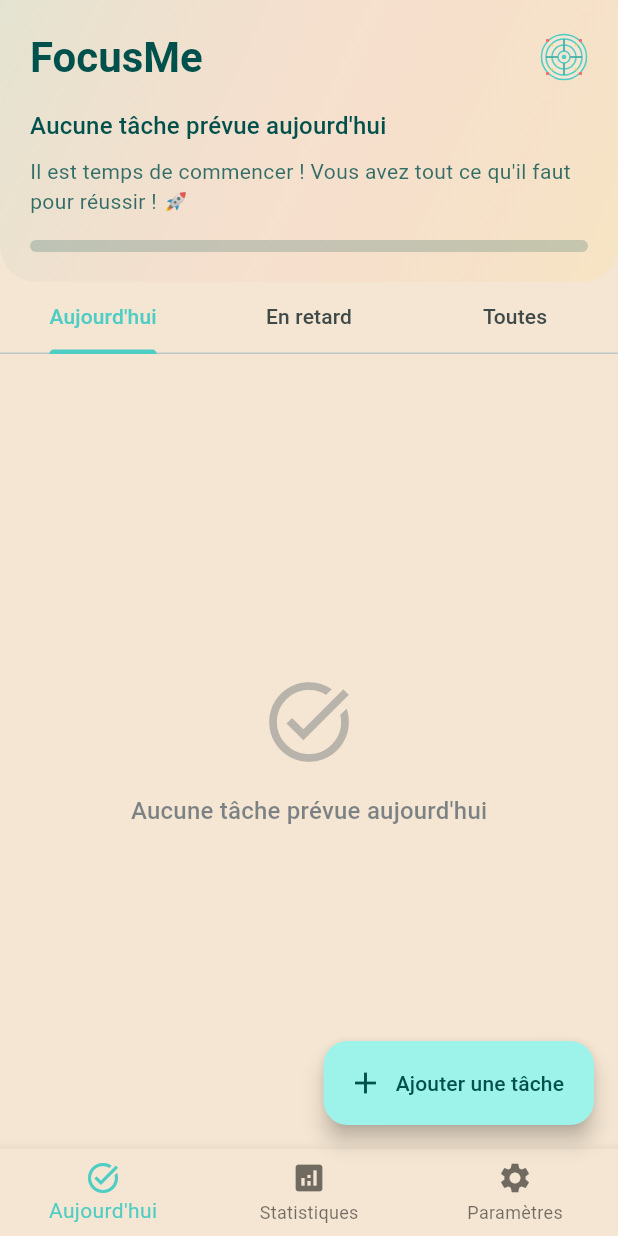
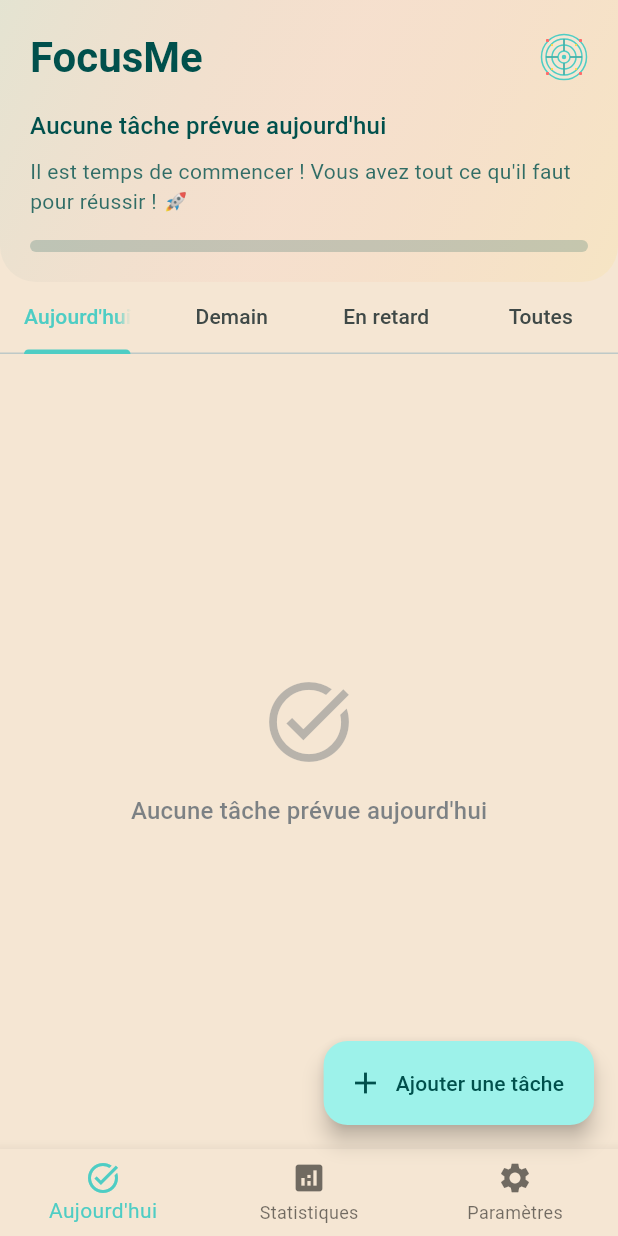
Before and after one commit to abdessamedhoudani/FocusMe, a Flutter app: the screen it shows after launch, on a phone screen of 412 x 824 dp. Run offline on Flutter 3.47's test engine with Material 3 defaults, Android fonts, the phone set to English and light mode, and no system bars; drawn by our look-alikes of flutter_animate; our stand-ins replace audioplayers, fl_chart, flutter_local_notifications, flutter_svg, shared_preferences, sqflite and 1 more; accounts and stored records are empty.

Commit message:
ajout onglet Demain et correction bug notif tous les dates

```diff
--- a/lib/l10n/app_fr.arb
+++ b/lib/l10n/app_fr.arb
@@ -11,6 +11,10 @@
   "overdue": "En retard",
   "@overdue": {
     "description": "En retard"
+  },
+  "tomorrow": "Demain",
+  "@tomorrow": {
+    "description": "Demain"
   },
   "all": "Toutes",
   "@all": {
@@ -152,6 +156,10 @@
   "@noOverdueTasks": {
     "description": "Aucune tâche en retard"
   },
+  "noTomorrowTasks": "Aucune tâche prévue pour demain",
+  "@noTomorrowTasks": {
+    "description": "Aucune tâche prévue pour demain"
+  },
   "noTasks": "Aucune tâche",
   "@noTasks": {
     "description": "Aucune tâche"
--- a/lib/l10n/app_localizations.dart
+++ b/lib/l10n/app_localizations.dart
@@ -117,6 +117,12 @@ abstract class AppLocalizations {
   /// In en, this message translates to:
   /// **'Overdue'**
   String get overdue;
+
+  /// Tomorrow
+  ///
+  /// In en, this message translates to:
+  /// **'Tomorrow'**
+  String get tomorrow;
 
   /// All tasks
   ///
@@ -328,6 +334,12 @@ abstract class AppLocalizations {
   /// **'No overdue tasks'**
   String get noOverdueTasks;
 
+  /// No tasks scheduled for tomorrow
+  ///
+  /// In en, this message translates to:
+  /// **'No tasks scheduled for tomorrow'**
+  String get noTomorrowTasks;
+
   /// No tasks
   ///
   /// In en, this message translates to:
--- a/lib/l10n/app_localizations_ar.dart
+++ b/lib/l10n/app_localizations_ar.dart
@@ -16,6 +16,9 @@ class AppLocalizationsAr extends AppLocalizations {
 
   @override
   String get overdue => 'متأخرة';
+
+  @override
+  String get tomorrow => 'غداً';
 
   @override
   String get all => 'الكل';
@@ -123,6 +126,9 @@ class AppLocalizationsAr extends AppLocalizations {
   String get noOverdueTasks => 'لا توجد مهام متأخرة';
 
   @override
+  String get noTomorrowTasks => 'لا توجد مهام مجدولة للغد';
+
+  @override
   String get noTasks => 'لا توجد مهام';
 
   @override
--- a/lib/l10n/app_localizations_en.dart
+++ b/lib/l10n/app_localizations_en.dart
@@ -16,6 +16,9 @@ class AppLocalizationsEn extends AppLocalizations {
 
   @override
   String get overdue => 'Overdue';
+
+  @override
+  String get tomorrow => 'Tomorrow';
 
   @override
   String get all => 'All';
@@ -124,6 +127,9 @@ class AppLocalizationsEn extends AppLocalizations {
   String get noOverdueTasks => 'No overdue tasks';
 
   @override
+  String get noTomorrowTasks => 'No tasks scheduled for tomorrow';
+
+  @override
   String get noTasks => 'No tasks';
 
   @override
--- a/lib/l10n/app_localizations_fr.dart
+++ b/lib/l10n/app_localizations_fr.dart
@@ -16,6 +16,9 @@ class AppLocalizationsFr extends AppLocalizations {
 
   @override
   String get overdue => 'En retard';
+
+  @override
+  String get tomorrow => 'Demain';
 
   @override
   String get all => 'Toutes';
@@ -125,6 +128,9 @@ class AppLocalizationsFr extends AppLocalizations {
   String get noOverdueTasks => 'Aucune tâche en retard';
 
   @override
+  String get noTomorrowTasks => 'Aucune tâche prévue pour demain';
+
+  @override
   String get noTasks => 'Aucune tâche';
 
   @override
--- a/lib/views/home_page.dart
+++ b/lib/views/home_page.dart
@@ -133,7 +133,7 @@ class _TasksTab extends StatelessWidget {
         }
 
         return DefaultTabController(
-          length: 3,
+          length: 4,
           child: Column(
             children: [
               // Header avec résumé
@@ -143,6 +143,7 @@ class _TasksTab extends StatelessWidget {
               TabBar(
                 tabs: [
                   Tab(text: TranslationService.getTranslation(context, 'today')),
+                  Tab(text: TranslationService.getTranslation(context, 'tomorrow')),
                   Tab(text: TranslationService.getTranslation(context, 'overdue')),
                   Tab(text: TranslationService.getTranslation(context, 'all')),
                 ],
@@ -153,6 +154,7 @@ class _TasksTab extends StatelessWidget {
                 child: TabBarView(
                   children: [
                     _buildTodayTasks(context, viewModel),
+                    _buildTomorrowTasks(context, viewModel),
                     _buildOverdueTasks(context, viewModel),
                     _buildAllTasks(context, viewModel),
                   ],
@@ -273,6 +275,17 @@ class _TasksTab extends StatelessWidget {
       onTaskEdit: (task) => _navigateToEditTask(context, task),
       onTaskDelete: (task) => _showDeleteDialog(context, task),
       emptyMessage: TranslationService.getTranslation(context, 'noTasksToday'),
+    );
+  }
+
+  Widget _buildTomorrowTasks(BuildContext context, TaskViewModel viewModel) {
+    return TaskList(
+      tasks: viewModel.tomorrowTasks,
+      onTaskTap: null, // Supprimé le dialogue d'infos
+      onTaskToggle: (task) => viewModel.toggleTaskCompletion(task.id),
+      onTaskEdit: (task) => _navigateToEditTask(context, task),
+      onTaskDelete: (task) => _showDeleteDialog(context, task),
+      emptyMessage: TranslationService.getTranslation(context, 'noTomorrowTasks'),
     );
   }
 
```
Also changed, not shown: lib/l10n/app_ar.arb (+8 -0 lines), lib/l10n/app_en.arb (+8 -0 lines), lib/models/task.dart (+9 -0 lines), lib/services/notification_service.dart (+28 -3 lines), lib/viewmodels/task_viewmodel.dart (+30 -1 lines).
